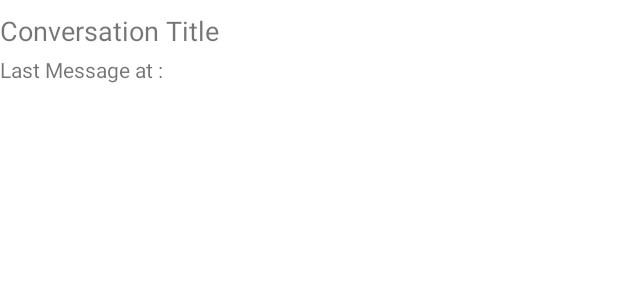
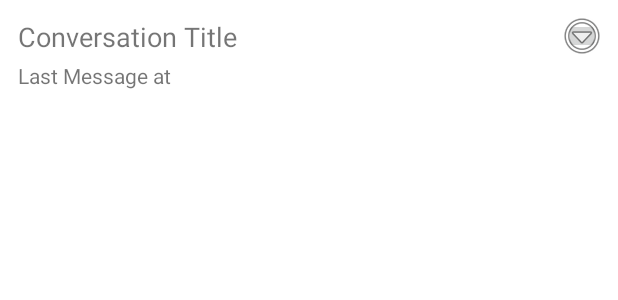
Before and after one commit to omaremam182/BitirmeProjesi, an Android app: the layout item_conversation.xml on its own in the app's theme, with its tools: preview values and no code run, on a phone screen of 412 x 824 dp. Shown: the top 300 px of the screen. Run offline under Robolectric (Android 15) with nearby library versions, the phone set to English and light mode, and no system bars.

Commit message:
gecmis sayfasindaki sohbetlere silme ve yeniden adlandirma ozellikleri eklendi.

```diff
--- a/app/src/main/java/com/example/myprojcet/ui/home/inner/ChatDatabase.java
+++ b/app/src/main/java/com/example/myprojcet/ui/home/inner/ChatDatabase.java
@@ -116,7 +116,7 @@ public class ChatDatabase extends SQLiteOpenHelper {
         db.close();
     }
 
-    public void deleteCoversation(long convId) {
+    public void deleteConversation(long convId) {
         SQLiteDatabase db = this.getWritableDatabase();
 
         int rowsAffected = db.delete("conversations","conv_id = ?", new String[]{String.valueOf(convId)});
--- a/app/src/main/res/layout/item_conversation.xml
+++ b/app/src/main/res/layout/item_conversation.xml
@@ -1,9 +1,10 @@
 <?xml version="1.0" encoding="utf-8"?>
-<androidx.constraintlayout.widget.ConstraintLayout xmlns:android="http://schemas.android.com/apk/res/android"
+<androidx.constraintlayout.widget.ConstraintLayout
+    xmlns:android="http://schemas.android.com/apk/res/android"
     xmlns:app="http://schemas.android.com/apk/res-auto"
-    xmlns:tools="http://schemas.android.com/tools"
     android:layout_width="match_parent"
-    android:layout_height="wrap_content">
+    android:layout_height="wrap_content"
+    android:padding="12dp">
 
     <TextView
         android:id="@+id/convTitle"
@@ -11,20 +12,27 @@
         android:layout_height="wrap_content"
         android:text="Conversation Title"
         android:textSize="18sp"
+        app:layout_constraintStart_toStartOf="parent"
+        app:layout_constraintEnd_toStartOf="@id/btnMore"
+        app:layout_constraintTop_toTopOf="parent" />
+
+    <ImageButton
+        android:id="@+id/btnMore"
+        android:layout_width="24dp"
+        android:layout_height="24dp"
+        android:src="@android:drawable/ic_menu_more"
         app:layout_constraintEnd_toEndOf="parent"
-        app:layout_constraintStart_toStartOf="parent"
-        app:layout_constraintTop_toTopOf="parent"
-        android:layout_marginTop="8dp" />
+        app:layout_constraintTop_toTopOf="parent" />
 
     <TextView
         android:id="@+id/lastMessageSendTime"
         android:layout_width="0dp"
         android:layout_height="wrap_content"
-        android:text="Last Message at : "
+        android:text="Last Message at"
         android:textSize="14sp"
-        app:layout_constraintEnd_toEndOf="parent"
+        app:layout_constraintTop_toBottomOf="@id/convTitle"
         app:layout_constraintStart_toStartOf="parent"
-        app:layout_constraintTop_toBottomOf="@id/convTitle"
+        app:layout_constraintEnd_toStartOf="@id/btnMore"
         android:layout_marginTop="4dp" />
 
 </androidx.constraintlayout.widget.ConstraintLayout>
```
Also changed, not shown: app/src/main/java/com/example/myprojcet/ui/gallery/ConversationAdapter.java (+55 -5 lines), app/src/main/java/com/example/myprojcet/ui/gallery/GalleryFragment.java (+79 -14 lines), app/src/main/res/menu/conversation_menu.xml (added, +12 -0 lines).
